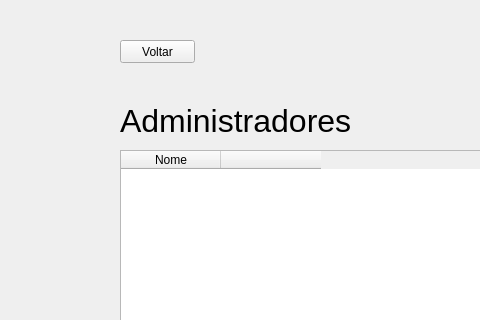
First picture: the form in src/resources/adminList.ui, repository Mathgobbo/Free-Fallin-Manager, before the edit; both pictures show x 0 to 480 and y 0 to 320 of the 800 by 600 pixel window.
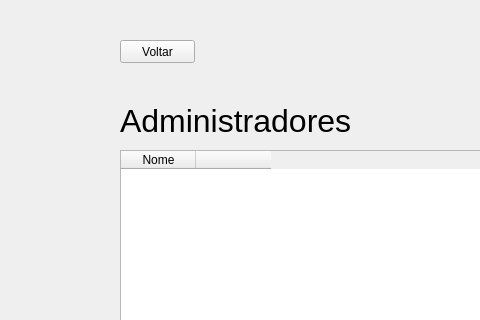
Second picture: the form after the edit.

```diff
--- a/src/resources/adminList.ui
+++ b/src/resources/adminList.ui
@@ -67,6 +67,9 @@
       <height>192</height>
      </rect>
     </property>
+    <attribute name="horizontalHeaderDefaultSectionSize">
+     <number>75</number>
+    </attribute>
     <column>
      <property name="text">
       <string>Nome</string>
```
